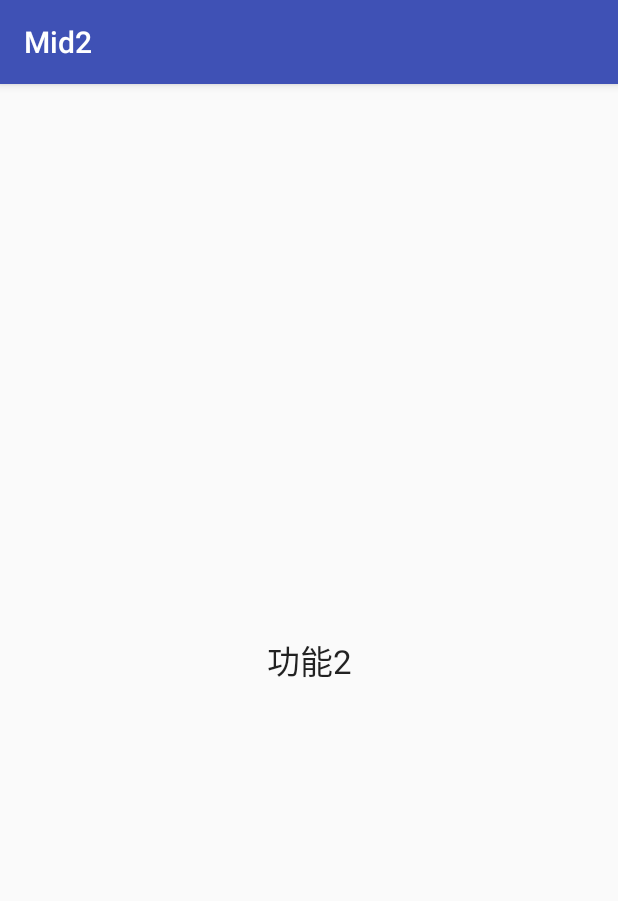
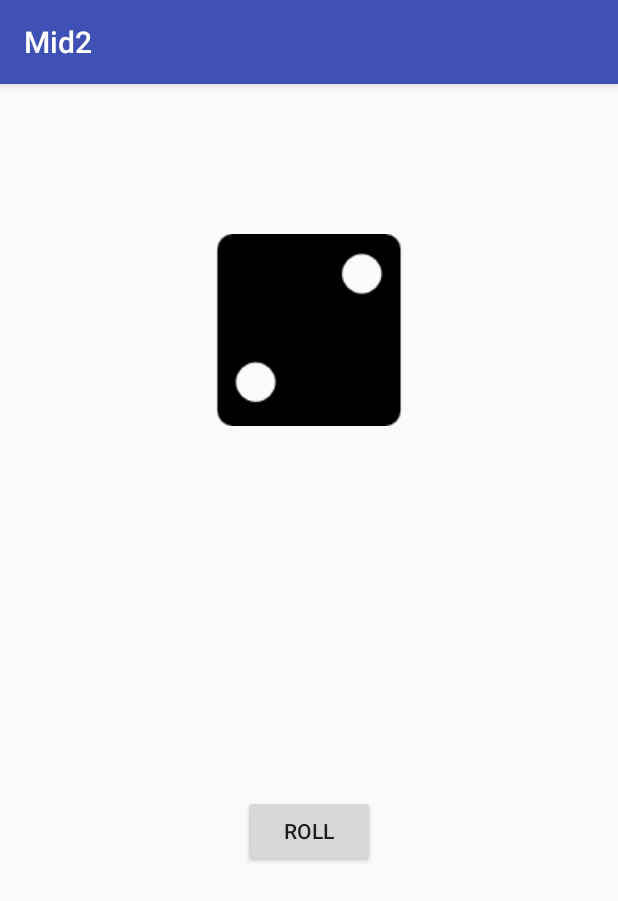
Before and after one commit to sungchian/Mid2, an Android app: the Func2Activity screen opened directly, with no data from a screen before it, on a phone screen of 412 x 824 dp. Shown: the top 901 px of the screen. Run offline under Robolectric (Android 15) with nearby library versions, the phone set to English and light mode, and no system bars.

Commit message:
ROLL THE DICE

```diff
--- a/app/build.gradle
+++ b/app/build.gradle
@@ -2,7 +2,7 @@ apply plugin: 'com.android.application'
 
 android {
     compileSdkVersion 26
-    buildToolsVersion "26.0.1"
+    buildToolsVersion '26.0.2'
     defaultConfig {
         applicationId "com.fju.mid2"
         minSdkVersion 15
--- a/app/src/main/res/layout/activity_func2.xml
+++ b/app/src/main/res/layout/activity_func2.xml
@@ -6,18 +6,30 @@
     android:layout_height="match_parent"
     tools:context="com.fju.mid2.Func2Activity">
 
-    <TextView
-        android:id="@+id/textView2"
+    <ImageView
+        android:id="@+id/imageView2"
+        android:layout_width="wrap_content"
+        android:layout_height="wrap_content"
+        android:layout_marginEnd="8dp"
+        android:layout_marginStart="8dp"
+        android:layout_marginTop="100dp"
+        app:layout_constraintEnd_toEndOf="parent"
+        app:layout_constraintStart_toStartOf="parent"
+        app:layout_constraintTop_toTopOf="parent"
+        app:srcCompat="@drawable/d2" />
+
+    <Button
+        android:id="@+id/b2"
         android:layout_width="wrap_content"
         android:layout_height="wrap_content"
         android:layout_marginBottom="8dp"
-        android:layout_marginLeft="8dp"
-        android:layout_marginRight="8dp"
+        android:layout_marginEnd="8dp"
+        android:layout_marginStart="8dp"
         android:layout_marginTop="8dp"
-        android:text="功能2"
-        android:textAppearance="@style/TextAppearance.AppCompat.Large"
+        android:onClick="2"
+        android:text="ROLL"
         app:layout_constraintBottom_toBottomOf="parent"
-        app:layout_constraintLeft_toLeftOf="parent"
-        app:layout_constraintRight_toRightOf="parent"
-        app:layout_constraintTop_toTopOf="parent" />
+        app:layout_constraintEnd_toEndOf="parent"
+        app:layout_constraintStart_toStartOf="parent"
+        app:layout_constraintTop_toBottomOf="@+id/imageView2" />
 </android.support.constraint.ConstraintLayout>
--- a/build.gradle
+++ b/build.gradle
@@ -5,7 +5,7 @@ buildscript {
         jcenter()
     }
     dependencies {
-        classpath 'com.android.tools.build:gradle:2.3.3'
+        classpath 'com.android.tools.build:gradle:3.0.0'
 
         // NOTE: Do not place your application dependencies here; they belong
         // in the individual module build.gradle files
```
Also changed, not shown: app/src/main/java/com/fju/mid2/Func1Activity.java (+16 -0 lines), app/src/main/java/com/fju/mid2/MainActivity.java (+21 -18 lines), app/src/main/res/layout/activity_func1.xml (+7 -9 lines), app/src/main/res/layout/activity_func3.xml (+19 -9 lines), app/src/main/res/layout/activity_func4.xml (+19 -9 lines), app/src/main/res/layout/activity_func5.xml (+18 -9 lines), app/src/main/res/layout/activity_func6.xml (+18 -9 lines), app/src/main/res/layout/activity_func7.xml (+0 -14 lines), app/src/main/res/drawable/d1.jpg (added), app/src/main/res/drawable/d2.png (added), app/src/main/res/drawable/d3.png (added), app/src/main/res/drawable/d4.png (added), app/src/main/res/drawable/d5.png (added), app/src/main/res/drawable/d6.png (added), 1 more files.
